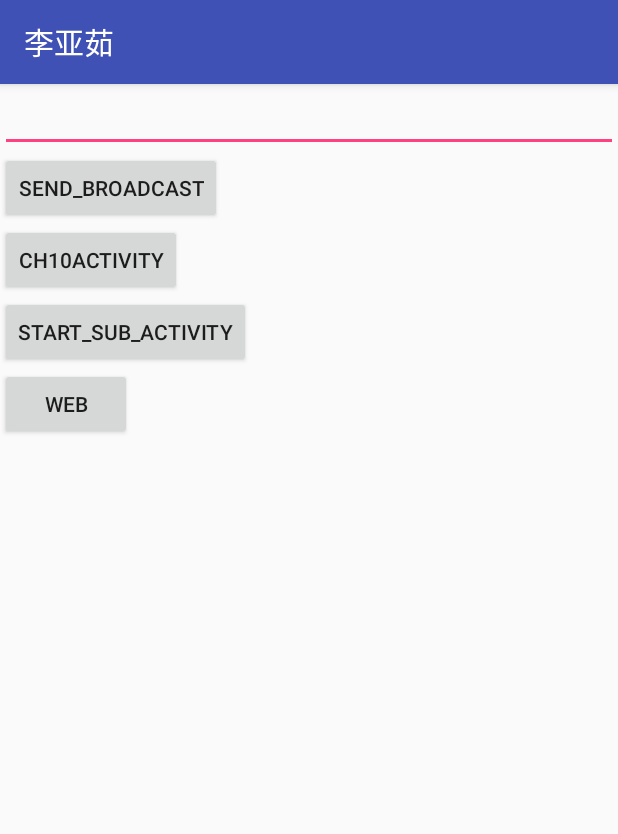
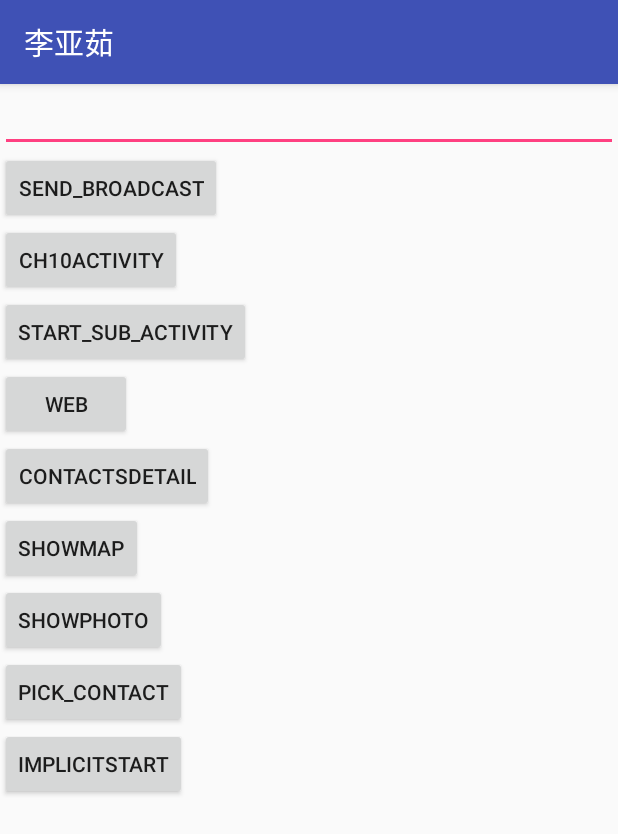
Before and after one commit to Li-Yaru/170507180221c_middle, an Android app: the Ch10Activity2 screen opened directly, with no data from a screen before it, on a phone screen of 412 x 824 dp. Shown: the top 834 px of the screen. Run offline under Robolectric (Android 15) with nearby library versions, the phone set to English and light mode, and no system bars.

Commit message:
2020-4-23

```diff
--- a/app/src/main/res/layout/layout_ch10_2.xml
+++ b/app/src/main/res/layout/layout_ch10_2.xml
@@ -29,6 +29,31 @@
         android:text="web"
         android:onClick="web"
         android:layout_height="wrap_content" />
+    <Button
+        android:layout_width="wrap_content"
+        android:text="contactsDetail"
+        android:onClick="contactsDetail"
+        android:layout_height="wrap_content" />
+    <Button
+        android:layout_width="wrap_content"
+        android:text="showMap"
+        android:onClick="showMap"
+        android:layout_height="wrap_content" />
+    <Button
+        android:layout_width="wrap_content"
+        android:text="showPhoto"
+        android:onClick="showPhoto"
+        android:layout_height="wrap_content" />
 
+    <Button
+        android:layout_width="wrap_content"
+        android:text="PICK_CONTACT"
+        android:onClick="pickContact"
+        android:layout_height="wrap_content" />
+    <Button
+        android:layout_width="wrap_content"
+        android:text="implicitStart"
+        android:onClick="implicitStart"
+        android:layout_height="wrap_content" />
 
 </LinearLayout>
```
Also changed, not shown: app/src/main/AndroidManifest.xml (+26 -8 lines), app/src/main/java/cn/edu/sdwu/android02/classroom/sn170507180221/Ch10Activity2.java (+45 -0 lines), app/src/main/java/cn/edu/sdwu/android02/classroom/sn170507180221/Ch12Activity1.java (added, +77 -0 lines), app/src/main/java/cn/edu/sdwu/android02/classroom/sn170507180221/MyService.java (added, +47 -0 lines), app/src/main/java/cn/edu/sdwu/android02/classroom/sn170507180221/MyService2.java (added, +56 -0 lines), app/src/main/res/layout/layout_ch12_1.xml (added, +17 -0 lines), 1 other file.
